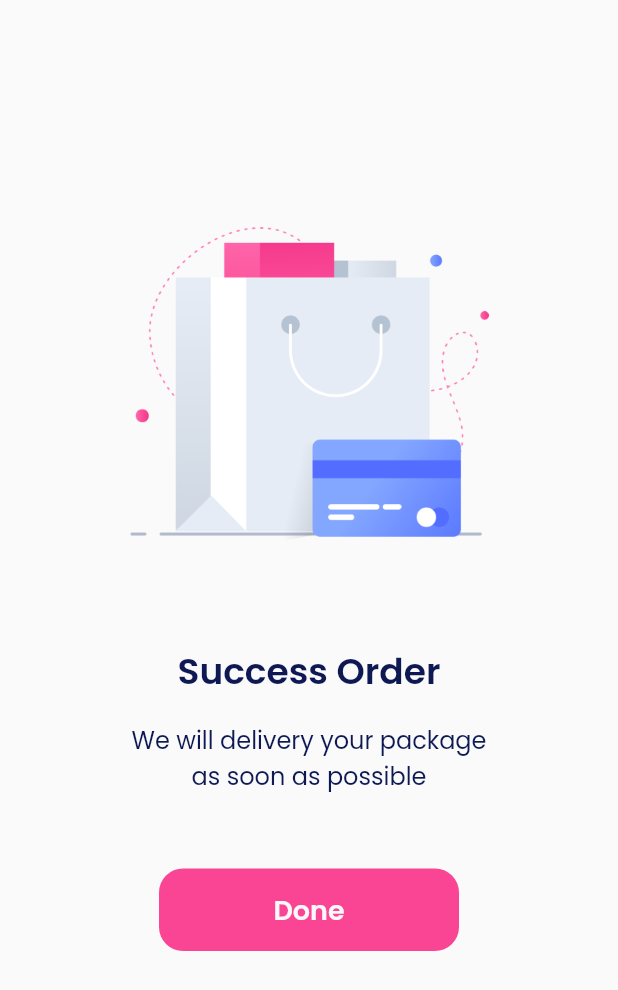
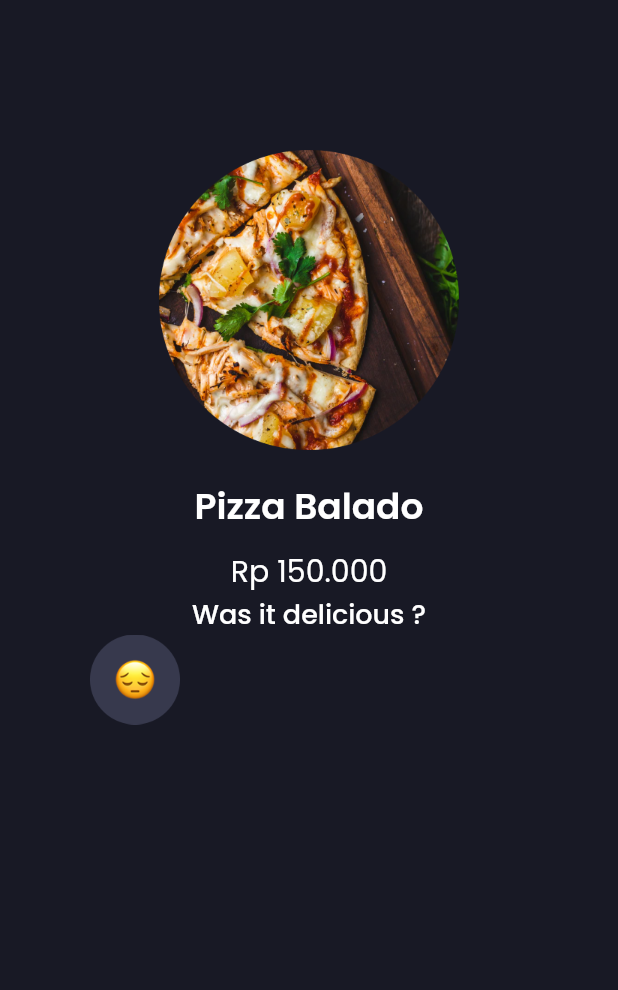
Before and after one commit to davadaviar/intro-flutter, a Flutter app: the screen it shows after launch, on a phone screen of 412 x 824 dp. Shown: the top 990 px of the screen. Run offline on Flutter 3.47's test engine with Material 2 defaults, Android fonts, the phone set to English and light mode, and no system bars; our stand-ins replace google_fonts.

Commit message:
add draft first rate

```diff
--- a/lib/main.dart
+++ b/lib/main.dart
@@ -1,5 +1,6 @@
 import 'package:flutter/material.dart';
 import 'package:flutterday_one/pages/first_empty.dart';
+import 'package:flutterday_one/pages/first_rate.dart';
 import 'package:flutterday_one/pages/first_signin.dart';
 import 'package:flutterday_one/pages/first_splashscreen.dart';
 import 'package:flutterday_one/pages/second_splashscreen.dart';
@@ -12,7 +13,7 @@ class SevenDays extends StatelessWidget {
   Widget build(BuildContext context) {
     return MaterialApp(
       debugShowCheckedModeBanner: false,
-      home: FirstEmpty(),
+      home: FirstRate(),
     );
   }
 }
--- /dev/null
+++ b/lib/pages/first_rate.dart
@@ -0,0 +1,54 @@
+import 'package:flutter/material.dart';
+import 'package:flutterday_one/widget/theme.dart';
+
+class FirstRate extends StatelessWidget {
+  @override
+  Widget build(BuildContext context) {
+    return Scaffold(
+      backgroundColor: Color(0xff181925),
+      body: Padding(
+        padding: const EdgeInsets.only(top: 100, right: 60, left: 60),
+        child: Center(
+          child: Column(
+            children: [
+              Image.asset(
+                'assets/pizza.png',
+                width: 200,
+              ),
+              SizedBox(
+                height: 20,
+              ),
+              Text(
+                'Pizza Balado',
+                style: foodNameTextStyle,
+              ),
+              SizedBox(
+                height: 10,
+              ),
+              Text(
+                'Rp 150.000',
+                style: foodPriceTextStyle,
+              ),
+              Column(
+                children: [
+                  Text(
+                    'Was it delicious ?',
+                    style: questionTextStyle,
+                  ),
+                  Row(
+                    children: [
+                      Image.asset(
+                        'assets/emoji_two.png',
+                        width: 60,
+                      ),
+                    ],
+                  )
+                ],
+              )
+            ],
+          ),
+        ),
+      ),
+    );
+  }
+}
--- a/lib/widget/theme.dart
+++ b/lib/widget/theme.dart
@@ -22,7 +22,7 @@ TextStyle buttonTextStyle = GoogleFonts.poppins(
 );
 
 // First rate
-Color whiteColor = Color(0xffFFFFFF)
+Color whiteColor = Color(0xffFFFFFF);
 
 TextStyle foodNameTextStyle = GoogleFonts.poppins(
   color: whiteColor,
@@ -38,7 +38,7 @@ TextStyle foodPriceTextStyle = GoogleFonts.poppins(
 TextStyle questionTextStyle = GoogleFonts.poppins(
   color: whiteColor,
   fontSize: 18,
-  fontWeight: FontWeight.w.500
+  fontWeight: FontWeight.w500,
 );
 
 TextStyle rateButtonTextStyle = GoogleFonts.poppins(
```
Also changed, not shown: assets/emoji_four.png (added), assets/emoji_one.png (added), assets/emoji_three.png (added), assets/emoji_two.png (added), assets/pizza.png (added).
